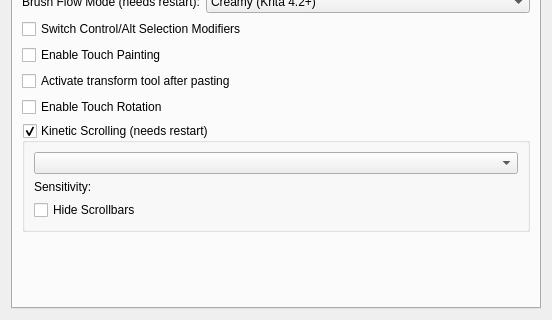
Above: libs/ui/forms/wdggeneralsettings.ui from KDE/krita before the change; both pictures show x 0 to 552 and y 148 to 468 of the 552 by 468 pixel window. Below: the same form after it.
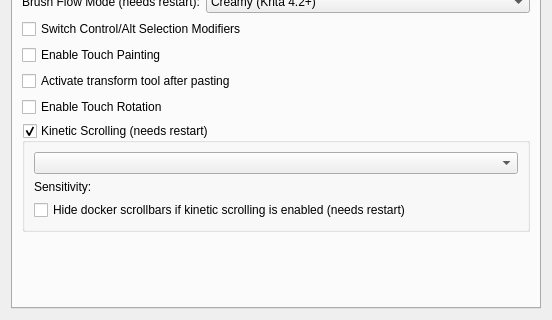
That is the form after the change. The open tabs and pages were chosen to show the change. Custom widgets are drawn as their Qt base class.

Commit message:
Try to clarify which scrollbar setting is for what
The scrollbar setting in the Tools tab isn't about the canvas
scrollbar, but about the scrollbars in dockers and popups that
have a resource selector.

The scrollbar setting in the Display Page, misc tab is about the
canvas scrollbars.

BUG:413221

The edit to the form file:
```diff
--- a/libs/ui/forms/wdggeneralsettings.ui
+++ b/libs/ui/forms/wdggeneralsettings.ui
@@ -484,7 +484,7 @@
           <item>
            <widget class="QCheckBox" name="m_chkKineticScrollingHideScrollbars">
             <property name="text">
-             <string>Hide Scrollbars</string>
+             <string>Hide docker scrollbars if kinetic scrolling is enabled (needs restart)</string>
             </property>
             <property name="checked">
              <bool>false</bool>
```
The commit also changes 1 other file.
